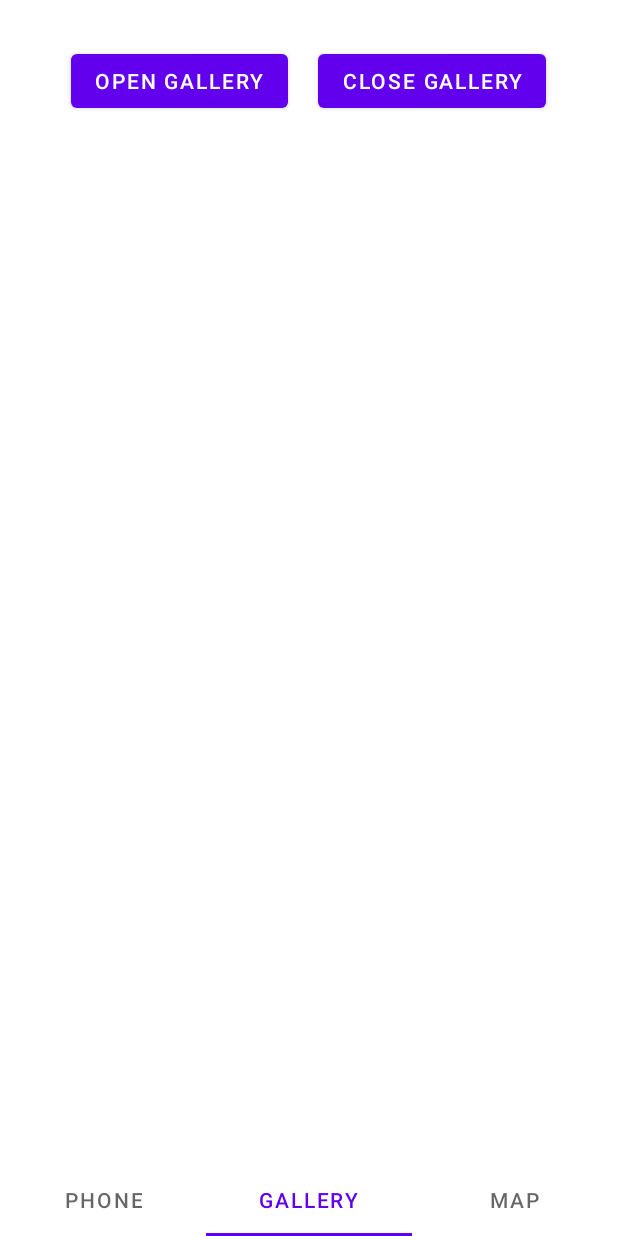
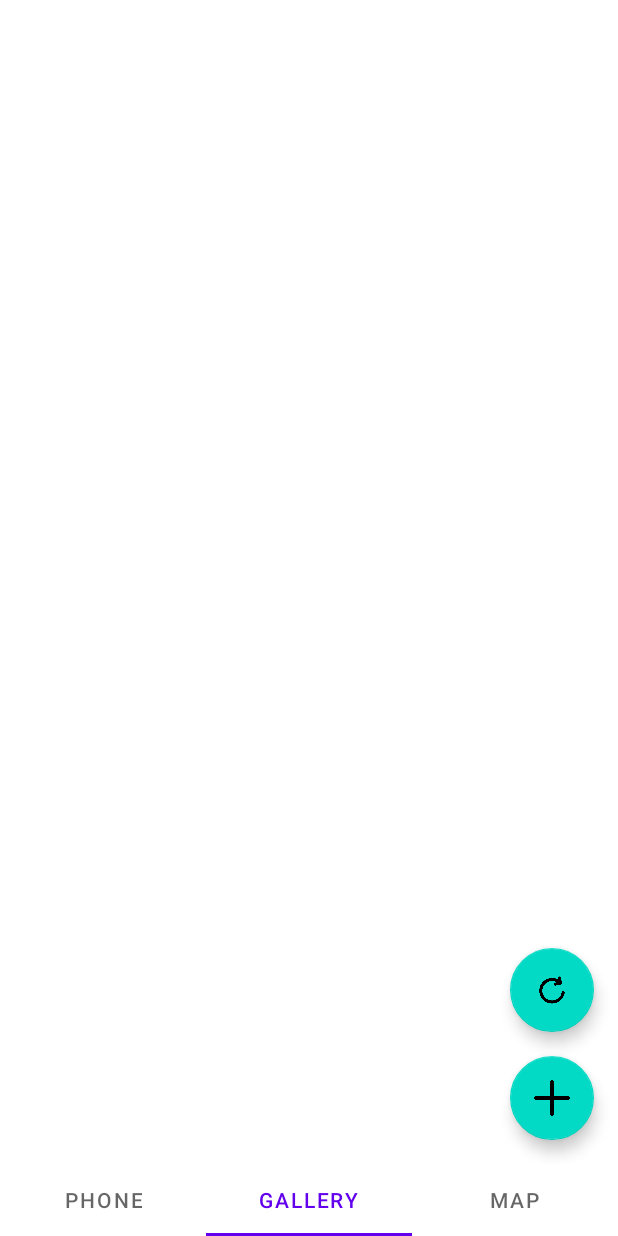
Before and after one commit to DebbieIsFree/madCamp_week01, an Android app: the screen it shows after launch (MainActivity), item 2 of the bottom bar chosen, on a phone screen of 412 x 824 dp. Run offline under Robolectric (Android 15) with nearby library versions, the phone set to English and light mode, and no system bars; Roboto replaces fonts that are not available here; 3 statements that could not run were skipped.

Commit message:
gallery UI

```diff
--- a/app/src/main/java/com/example/madcamp/GalleryFragment.kt
+++ b/app/src/main/java/com/example/madcamp/GalleryFragment.kt
@@ -42,11 +42,6 @@ class GalleryFragment: Fragment() {
     private val permissionAlbum = 100
     private val permissionCamera = 200
     private val requestStorage = 300
-    private val requestCamera = 400
-    private val requestCancled = 500
-
-    var realUri : Uri? = null
-//    var cr : ContentResolver = mcontext.contentResolver
 
 
 
@@ -87,7 +82,6 @@ class GalleryFragment: Fragment() {
 
     fun openGallery() {
         val intent = Intent(Intent.ACTION_PICK)
-//        intent.type = MediaStore.Images.Media.CONTENT_TYPE
         intent.type = "image/*"
         intent.putExtra(Intent.EXTRA_ALLOW_MULTIPLE, true)
         intent.action = Intent.ACTION_GET_CONTENT
@@ -112,14 +106,11 @@ class GalleryFragment: Fragment() {
                                 mcontext.contentResolver,
                                 imageUri
                             )
-//                            galleryView?.setImageBitmap(bitmap)
                         } else {
                             Log.d("test", "high ver")
                             val source = ImageDecoder.createSource(mcontext.contentResolver, imageUri)
                             val bitmap = ImageDecoder.decodeBitmap(source)
-//                            galleryView?.setImageBitmap(bitmap)
                             totlist?.add(
-//                                GalleryItem(view?.let { it1 -> ContextCompat.getDrawable(it1.context, R.drawable.img) }!!,"item${i}"),
                                 GalleryItem(bitmap.toDrawable(resources),"item${i}"),
                             )
                         }
@@ -128,44 +119,27 @@ class GalleryFragment: Fragment() {
             }
             else {
                 Log.d("test", "only one")
+
+                data?.data?.let {
+                    if(Build.VERSION.SDK_INT < 28) {
+                        Log.d("test", "low ver")
+                        val bitmap = MediaStore.Images.Media.getBitmap(
+                            mcontext.contentResolver,
+                            it
+                        )
+                    } else {
+                        Log.d("test", "high ver")
+                        val source = ImageDecoder.createSource(mcontext.contentResolver, it)
+                        val bitmap = ImageDecoder.decodeBitmap(source)
+                        totlist?.add(
+                            GalleryItem(bitmap.toDrawable(resources),"onlyone"),
+                        )
+                    }
+                }
             }
             galleryAdapter.notifyDataSetChanged()
         }
     }
-
-//    override fun onActivityResult(requestCode: Int, resultCode: Int, data: Intent?) {
-//        if(requestCode == requestStorage) {
-//            if(resultCode == RESULT_OK) {
-//                var currentImageUri = data!!.data
-//
-//                try{
-//                    currentImageUri?.let {
-//                        if(Build.VERSION.SDK_INT < 28) {
-//                            val bitmap = MediaStore.Images.Media.getBitmap(
-//                                mcontext.contentResolver,
-//                                currentImageUri
-//                            )
-//                            galleryView?.setImageBitmap(bitmap)
-//                        } else {
-//                            val source = ImageDecoder.createSource(mcontext.contentResolver, currentImageUri)
-//                            val bitmap = ImageDecoder.decodeBitmap(source)
-//                            galleryView?.setImageBitmap(bitmap)
-//                            totlist?.plus(
-//                                GalleryItem(view?.let { it1 -> ContextCompat.getDrawable(it1.context, R.drawable.img) }!!,"item${count++}"),
-//                            )
-//                        }
-//                    }
-//                }catch(e : IOException)
-//                {
-//                    e.printStackTrace()
-//                }
-//            }
-//            else if(resultCode == requestCancled)
-//            {
-//                Toast.makeText(mcontext, "사진 선택 취소", Toast.LENGTH_LONG).show();
-//            }
-//        }
-//    }
 
 
     override fun onAttach(context: Context) {
@@ -186,13 +160,14 @@ class GalleryFragment: Fragment() {
         super.onViewCreated(view, savedInstanceState)
         requestPermissions(arrayOf(Manifest.permission.WRITE_EXTERNAL_STORAGE), permissionAlbum)
 
-        var galleryBtn = view?.findViewById<Button>(R.id.galleryBtn)
+        var galleryBtn: View = view?.findViewById(R.id.open)
+        val refreshBtn: View = view?.findViewById(R.id.refresh)
         galleryBtn?.setOnClickListener{
             openGallery()
         }
-
-        galleryCloseBtn?.setOnClickListener{
-
+        refreshBtn?.setOnClickListener{
+            totlist!!.clear()
+            galleryAdapter.notifyDataSetChanged()
         }
 
         galleryAdapter = GalleryAdapter(totlist!!)
@@ -200,17 +175,14 @@ class GalleryFragment: Fragment() {
 
         recyclerView.layoutManager = GridLayoutManager(activity, 3)
         recyclerView.adapter = galleryAdapter
+        galleryAdapter.setItemClickListener(object: GalleryAdapter.OnItemClickListener {
+            override fun onClick(v: View, position: Int) {
+                Log.d("test", position.toString())
+                val dialog = GalleryPopup(view.context)
+                dialog.showDialog(totlist!![position])
+            }
+        })
 
-//        if (galleryAdapter != null) {
-//            galleryAdapter.setItemClickListener(object: GalleryAdapter.OnItemClickListener {
-//                override fun onClick(v: View, position: Int) {
-//                    Log.d("test", position.toString())
-//    //
-//                    val dialog = GalleryPopup(view.context)
-//                    dialog.showDialog(totlist!![position])
-//                }
-//            })
-//        }
     }
 
 //    override fun onViewCreated(view: View, savedInstanceState: Bundle?) {
--- a/app/src/main/res/layout/frag_gallery.xml
+++ b/app/src/main/res/layout/frag_gallery.xml
@@ -1,36 +1,41 @@
 <?xml version="1.0" encoding="utf-8"?>
-<LinearLayout xmlns:android="http://schemas.android.com/apk/res/android"
+<androidx.constraintlayout.widget.ConstraintLayout xmlns:android="http://schemas.android.com/apk/res/android"
     xmlns:app="http://schemas.android.com/apk/res-auto"
+    xmlns:tools="http://schemas.android.com/tools"
     android:orientation="vertical"
     android:layout_width="match_parent"
     android:layout_height="match_parent">
 
-    <LinearLayout
-        android:gravity="center"
-        android:orientation="horizontal"
-        android:layout_width="match_parent"
-        android:layout_height="wrap_content">
-        <Button
-            android:id="@+id/galleryBtn"
-            android:layout_width="wrap_content"
-            android:layout_height="wrap_content"
-            android:layout_gravity="center"
-            android:layout_marginRight="20dp"
-            android:text="Open Gallery"/>
-        <Button
-            android:id="@+id/galleryCloseBtn"
-            android:layout_width="wrap_content"
-            android:layout_height="wrap_content"
-            android:layout_gravity="center"
-            android:text="Close Gallery"/>
-
-    </LinearLayout>
-
     <androidx.recyclerview.widget.RecyclerView
         android:id="@+id/recycler"
         android:layout_width="match_parent"
-        android:layout_height="match_parent"
+        android:layout_height="0dp"
         android:layout_gravity="top"
-        app:layoutManager="GridLayoutManager" />
+        app:layoutManager="GridLayoutManager"
+        app:layout_constraintBottom_toBottomOf="parent"
+        app:layout_constraintStart_toStartOf="parent"
+        app:layout_constraintTop_toTopOf="parent" />
 
-</LinearLayout>
+    <com.google.android.material.floatingactionbutton.FloatingActionButton
+        android:id="@+id/open"
+        android:layout_width="wrap_content"
+        android:layout_height="wrap_content"
+        android:layout_gravity="end|bottom"
+        android:layout_margin="16dp"
+        android:layout_marginEnd="100dp"
+        android:src="@drawable/plus"
+        app:layout_constraintBottom_toBottomOf="parent"
+        app:layout_constraintEnd_toEndOf="parent" />
+
+    <com.google.android.material.floatingactionbutton.FloatingActionButton
+        android:id="@+id/refresh"
+        android:layout_width="wrap_content"
+        android:layout_height="wrap_content"
+        android:layout_gravity="end|bottom"
+        android:layout_margin="16dp"
+        android:layout_marginEnd="36dp"
+        android:src="@drawable/refresh"
+        app:layout_constraintBottom_toTopOf="@+id/open"
+        app:layout_constraintEnd_toEndOf="parent" />
+
+</androidx.constraintlayout.widget.ConstraintLayout>
```
Also changed, not shown: app/src/main/res/drawable-v24/refresh.png (added).
